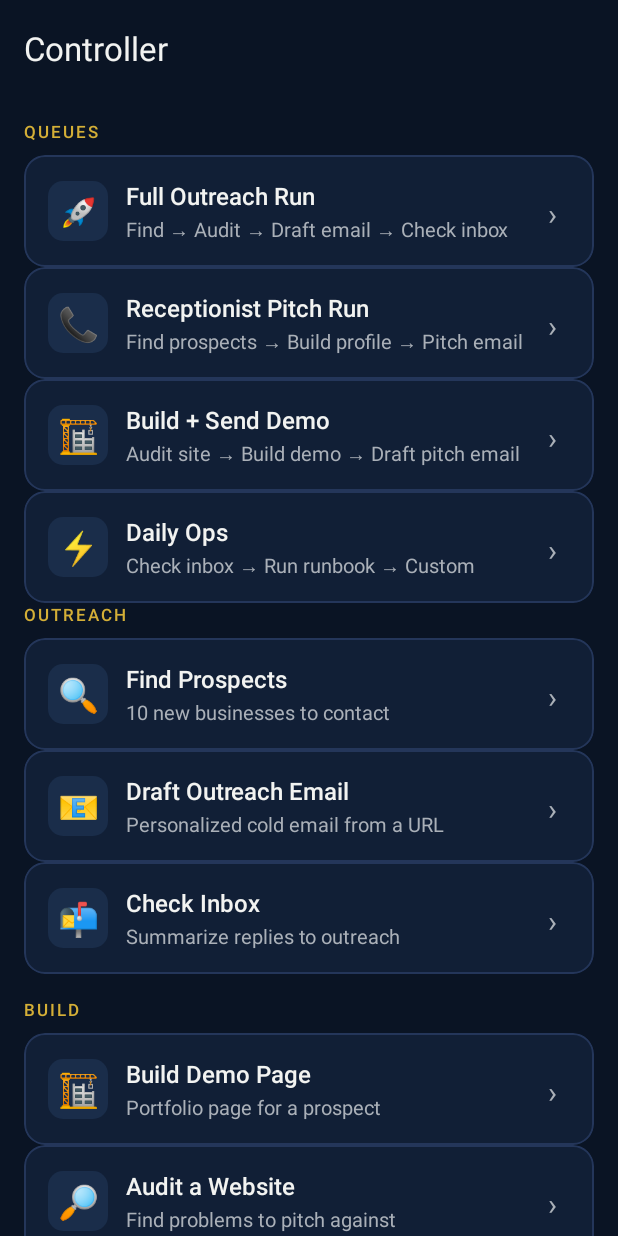
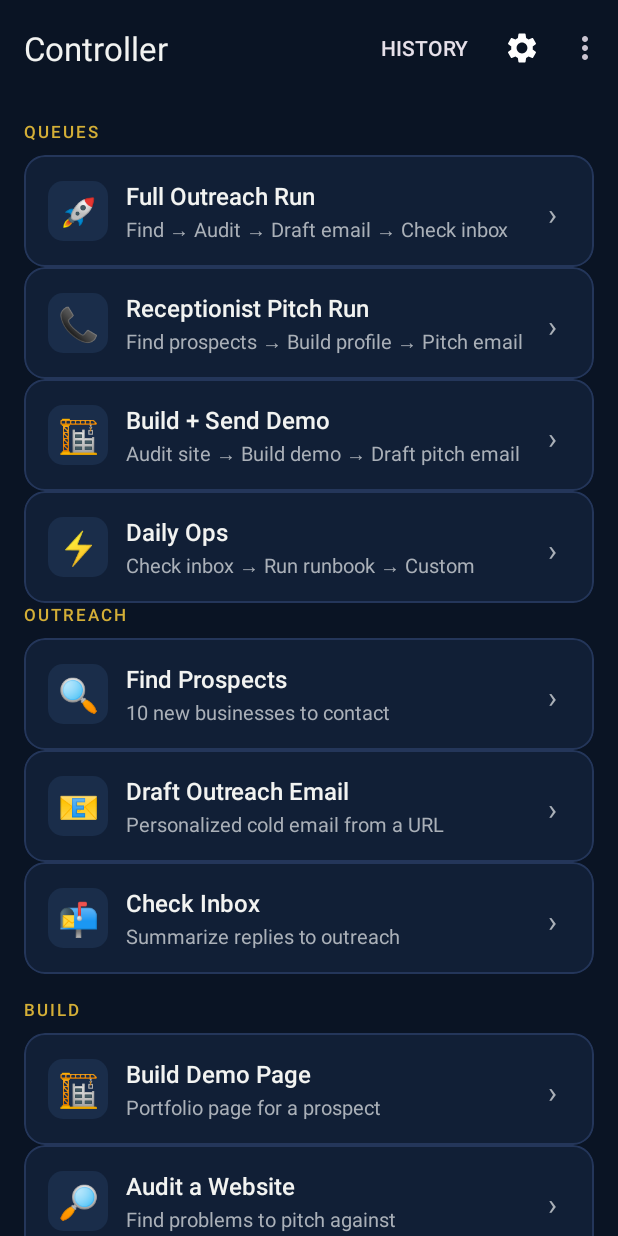
Before and after one commit to Halefire84/claude-controller, an Android app: the screen it shows after launch (MainActivity), on a phone screen of 412 x 824 dp. Run offline under Robolectric (Android 15) with nearby library versions, the phone set to English and light mode, and no system bars.

Commit message:
fix: toolbar menu never showed (Settings, History, Do not contact) because setSupportActionBar takes over the menu

```diff
--- a/app/src/main/res/layout/activity_main.xml
+++ b/app/src/main/res/layout/activity_main.xml
@@ -18,8 +18,7 @@
             android:layout_height="?attr/actionBarSize"
             android:background="@color/bg"
             app:title="Controller"
-            app:titleTextColor="@color/ink"
-            app:menu="@menu/menu_main" />
+            app:titleTextColor="@color/ink" />
 
     </com.google.android.material.appbar.AppBarLayout>
 
```
Also changed, not shown: app/src/main/java/com/cooperrivertrading/claudecontroller/MainActivity.kt (+16 -13 lines).
